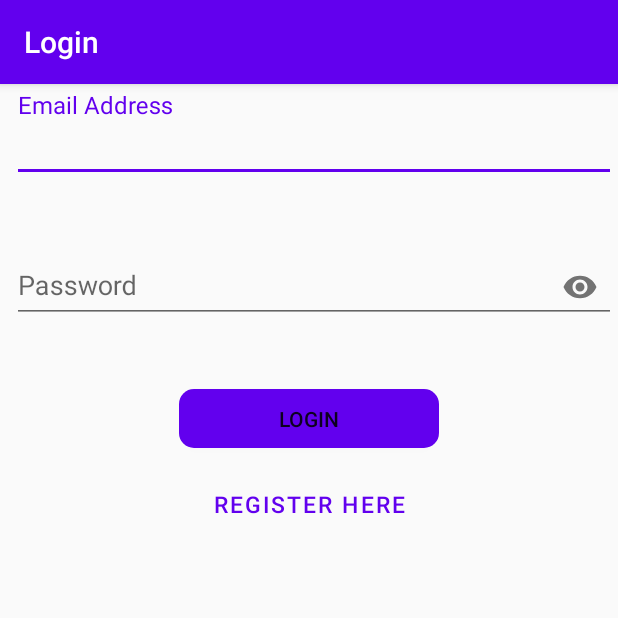
After one commit to anusri304/essentials, an Android app: the LoginActivity screen opened directly, with no data from a screen before it, on a phone screen of 412 x 824 dp, the top half of it. The commit adds this screen. Run offline under Robolectric (Android 15) with nearby library versions, the phone set to English and light mode, and no system bars; our stand-ins replace data binding.

Commit message:
commit for login activity

```diff
--- a/app/build.gradle
+++ b/app/build.gradle
@@ -39,7 +39,7 @@ dependencies {
     implementation 'com.squareup.retrofit2:converter-gson:2.1.0'
     implementation 'androidx.constraintlayout:constraintlayout:1.1.3'
     implementation 'com.squareup.okhttp3:logging-interceptor:4.7.2'
-    implementation 'com.google.android.material:material:1.0.0'
+    implementation 'com.google.android.material:material:1.1.0'
     testImplementation 'junit:junit:4.12'
     androidTestImplementation 'androidx.test.ext:junit:1.1.1'
     androidTestImplementation 'androidx.test.espresso:espresso-core:3.2.0'
--- a/app/src/main/AndroidManifest.xml
+++ b/app/src/main/AndroidManifest.xml
@@ -1,6 +1,9 @@
 <?xml version="1.0" encoding="utf-8"?>
 <manifest xmlns:android="http://schemas.android.com/apk/res/android"
     package="com.example.essentials">
+
+    <uses-permission android:name="android.permission.ACCESS_NETWORK_STATE" />
+    <uses-permission android:name="android.permission.ACCESS_NETWORK_STATE" />
     <uses-permission android:name="android.permission.INTERNET" />
     <application
         android:allowBackup="true"
@@ -10,13 +13,14 @@
         android:roundIcon="@mipmap/ic_launcher_round"
         android:supportsRtl="true"
         android:theme="@style/AppTheme">
-        <activity android:name=".RegisterActivity">
+        <activity android:name=".activity.RegisterActivity" >
             <intent-filter>
                 <action android:name="android.intent.action.MAIN" />
 
                 <category android:name="android.intent.category.LAUNCHER" />
             </intent-filter>
         </activity>
+        <activity android:name=".activity.LoginActivity"/>
     </application>
 
 </manifest>
--- /dev/null
+++ b/app/src/main/java/com/example/essentials/activity/LoginActivity.java
@@ -0,0 +1,103 @@
+package com.example.essentials.activity;
+
+import android.content.Intent;
+import android.os.Bundle;
+import android.text.Editable;
+import android.text.TextWatcher;
+import android.view.View;
+
+import androidx.appcompat.app.AppCompatActivity;
+import androidx.appcompat.widget.AppCompatButton;
+import androidx.databinding.DataBindingUtil;
+
+import com.example.essentials.R;
+import com.example.essentials.databinding.ActivityLoginBinding;
+import com.example.essentials.utils.ApplicationConstants;
+import com.example.essentials.utils.EssentialsUtils;
+import com.example.essentials.utils.NetworkUtils;
+
+import retrofit2.Retrofit;
+
+public class LoginActivity extends AppCompatActivity {
+
+    private static final String TAG = "Login Activity";
+    private static Retrofit retrofit = null;
+    ActivityLoginBinding activityLoginBinding;
+
+    @Override
+    protected void onCreate(Bundle savedInstanceState) {
+        super.onCreate(savedInstanceState);
+        setTitle(getString(R.string.login_title));
+        if (!NetworkUtils.isNetworkConnected(this)) {
+            EssentialsUtils.showAlertDialog(LoginActivity.this);
+        } else {
+            activityLoginBinding = DataBindingUtil.setContentView(this, R.layout.activity_login);
+            initLayout();
+        }
+
+    }
+
+    private void initLayout() {
+        activityLoginBinding.loginButton.setOnClickListener(new View.OnClickListener() {
+            @Override
+            public void onClick(View view) {
+                //TODO: check if this works
+                // finish();
+            }
+        });
+
+        activityLoginBinding.registerHereTextButton.setOnClickListener(new View.OnClickListener() {
+            @Override
+            public void onClick(View view) {
+                Intent intent = new Intent(LoginActivity.this, RegisterActivity.class);
+                startActivity(intent);
+
+            }
+        });
+
+        activityLoginBinding.editTextEmailAddress.addTextChangedListener(new TextWatcher() {
+            @Override
+            public void beforeTextChanged(CharSequence s, int start, int count, int after) {
+
+            }
+
+            @Override
+            public void onTextChanged(CharSequence s, int start, int before, int count) {
+
+            }
+
+            @Override
+            public void afterTextChanged(Editable s) {
+                if (s.length() == 0)
+                    activityLoginBinding.textInputLayoutEmailAdds.setError(ApplicationConstants.EMAIL_ADDRESS_ERROR_MESSAGE);
+                else if (!EssentialsUtils.isValidEmail(s.toString())) {
+                    activityLoginBinding.textInputLayoutEmailAdds.setError(ApplicationConstants.EMAIL_ADDRESS_FORMAT_ERROR_MESSAGE);
+                } else
+                    activityLoginBinding.textInputLayoutEmailAdds.setError(null);
+
+            }
+        });
+
+        activityLoginBinding.editTextPassword.addTextChangedListener(new TextWatcher() {
+            @Override
+            public void beforeTextChanged(CharSequence s, int start, int count, int after) {
+
+            }
+
+            @Override
+            public void onTextChanged(CharSequence s, int start, int before, int count) {
+
+            }
+
+            @Override
+            public void afterTextChanged(Editable s) {
+                if (s.length() == 0)
+                    activityLoginBinding.textInputLayoutPassword.setError(ApplicationConstants.PASSWORD_ERROR_MESSAGE);
+                else
+                    activityLoginBinding.textInputLayoutPassword.setError(null);
+
+            }
+        });
+
+    }
+}
--- /dev/null
+++ b/app/src/main/java/com/example/essentials/utils/NetworkUtils.java
@@ -0,0 +1,20 @@
+package com.example.essentials.utils;
+
+import android.content.Context;
+import android.net.ConnectivityManager;
+import android.net.Network;
+import android.net.NetworkCapabilities;
+
+import java.util.Objects;
+
+public class NetworkUtils {
+    public static boolean isNetworkConnected(Context context) {
+        final ConnectivityManager cm = (ConnectivityManager) context.getSystemService(Context.CONNECTIVITY_SERVICE);
+        final Network n = Objects.requireNonNull(cm).getActiveNetwork();
+        if (n != null) {
+            final NetworkCapabilities nc = cm.getNetworkCapabilities(n);
+            return (Objects.requireNonNull(nc).hasTransport(NetworkCapabilities.TRANSPORT_CELLULAR) || nc.hasTransport(NetworkCapabilities.TRANSPORT_WIFI));
+        }
+        return false;
+    }
+}
--- /dev/null
+++ b/app/src/main/res/layout/activity_login.xml
@@ -0,0 +1,94 @@
+<layout xmlns:android="http://schemas.android.com/apk/res/android"
+    xmlns:app="http://schemas.android.com/apk/res-auto"
+    xmlns:tools="http://schemas.android.com/tools">
+
+    <androidx.coordinatorlayout.widget.CoordinatorLayout
+        android:id="@+id/coordinatorLayout"
+        android:layout_width="match_parent"
+        android:layout_height="match_parent"
+        tools:context=".activity.MovieActivity"
+        tools:ignore="Overdraw">
+
+        <androidx.constraintlayout.widget.ConstraintLayout
+            android:layout_width="match_parent"
+            android:layout_height="match_parent">
+
+            <com.google.android.material.textfield.TextInputLayout
+                android:id="@+id/textInputLayoutEmailAdds"
+                android:layout_width="0dp"
+                android:layout_height="wrap_content"
+                android:layout_marginStart="@dimen/margin_start"
+                android:layout_marginTop="@dimen/margin_top"
+                android:layout_marginEnd="1dp"
+                app:errorEnabled="true"
+                app:errorTextAppearance="@style/ErrorText"
+                app:hintTextAppearance="@style/hintText"
+                app:layout_constraintEnd_toEndOf="parent"
+                app:layout_constraintStart_toStartOf="parent"
+                app:layout_constraintTop_toTopOf="parent"
+                android:theme="@style/textLayoutStyle">
+
+                <com.google.android.material.textfield.TextInputEditText
+                    android:id="@+id/editTextEmailAddress"
+                    android:layout_width="match_parent"
+                    android:layout_height="wrap_content"
+                    android:hint="@string/customer_email_address"
+                    android:inputType="textEmailAddress" />
+
+            </com.google.android.material.textfield.TextInputLayout>
+
+
+            <com.google.android.material.textfield.TextInputLayout
+                android:id="@+id/textInputLayoutPassword"
+                android:layout_width="0dp"
+                android:layout_height="wrap_content"
+                android:layout_marginStart="@dimen/margin_start"
+                android:layout_marginTop="@dimen/margin_top"
+                android:layout_marginEnd="1dp"
+                app:errorEnabled="true"
+                app:errorTextAppearance="@style/ErrorText"
+                app:hintTextAppearance="@style/hintText"
+                app:layout_constraintEnd_toEndOf="parent"
+                app:layout_constraintStart_toStartOf="parent"
+                app:layout_constraintTop_toBottomOf="@+id/textInputLayoutEmailAdds"
+                app:passwordToggleEnabled="true"
+                android:theme="@style/textLayoutStyle">
+
+                <com.google.android.material.textfield.TextInputEditText
+                    android:id="@+id/editTextPassword"
+                    android:layout_width="match_parent"
+                    android:layout_height="wrap_content"
+                    android:hint="@string/customer_password"
+                    android:inputType="textPassword" />
+
+            </com.google.android.material.textfield.TextInputLayout>
+
+            <Button
+                android:id="@+id/loginButton"
+                android:layout_width="173dp"
+                android:layout_height="39dp"
+                android:layout_marginStart="130dp"
+                android:layout_marginTop="18dp"
+                android:layout_marginEnd="130dp"
+                android:background="@drawable/register_button_bg"
+                android:text="@string/login"
+                app:layout_constraintEnd_toEndOf="parent"
+                app:layout_constraintStart_toStartOf="parent"
+                app:layout_constraintTop_toBottomOf="@+id/textInputLayoutPassword" />
+
+            <Button
+                android:id="@+id/registerHereTextButton"
+                style="@style/Widget.MaterialComponents.Button.TextButton"
+                android:layout_width="276dp"
+                android:layout_height="39dp"
+                android:layout_marginTop="18dp"
+                android:text="@string/register_here"
+                android:textSize="15dp"
+                android:textColor="@color/colorPrimary"
+                app:layout_constraintEnd_toEndOf="parent"
+                app:layout_constraintStart_toStartOf="parent"
+                app:layout_constraintTop_toBottomOf="@+id/loginButton" />
+
+        </androidx.constraintlayout.widget.ConstraintLayout>
+    </androidx.coordinatorlayout.widget.CoordinatorLayout>
+</layout>
--- a/app/src/main/res/layout/activity_main.xml
+++ b/app/src/main/res/layout/activity_main.xml
@@ -4,7 +4,7 @@
     xmlns:tools="http://schemas.android.com/tools"
     android:layout_width="match_parent"
     android:layout_height="match_parent"
-    tools:context=".RegisterActivity">
+    tools:context=".activity.RegisterActivity">
 
     <TextView
         android:layout_width="wrap_content"
--- a/app/src/main/res/values/strings.xml
+++ b/app/src/main/res/values/strings.xml
@@ -1,11 +1,15 @@
 <resources>
     <string name="app_name">essentials</string>
-    <string name="customer_last_name">LAST NAME</string>
-    <string name="customer_email_address">EMAIL</string>
-    <string name="customer_mobile_no">MOBILE NO</string>
-    <string name="customer_password">PASSWORD</string>
-    <string name="customer_confirm_password">CONFIRM PASSWORD</string>
-    <string name="register">Register</string>
-    <string name="customer_firstName">FIRST NAME</string>
-    <string name="customer_first_name">FIRST NAME</string>
+    <string name="customer_last_name">Last Name</string>
+    <string name="customer_email_address">Email Address</string>
+    <string name="customer_mobile_no">Mobile Number</string>
+    <string name="customer_password">Password</string>
+    <string name="customer_confirm_password">Confirm Password</string>
+    <string name="register">REGISTER</string>
+    <string name="register_title">Register</string>
+    <string name="customer_firstName">First Name</string>
+    <string name="login">LOGIN</string>
+    <string name="login_title">Login</string>
+    <string name="register_here">Register Here</string>
+    <string name="customer_first_name">First Name</string>
 </resources>
--- a/app/src/main/res/values/styles.xml
+++ b/app/src/main/res/values/styles.xml
@@ -22,4 +22,8 @@
         <item name="colorAccent">@color/colorPrimary</item>
     </style>
 
+    <style name="AlertDialogTheme" parent="Theme.AppCompat.Light.Dialog.Alert">
+        <item name="colorAccent">@color/colorPrimary</item>
+    </style>
+
 </resources>
```
Also changed, not shown: app/src/main/java/com/example/essentials/activity/RegisterActivity.java (renamed from app/src/main/java/com/example/essentials/RegisterActivity.java, +31 -39 lines), app/src/main/java/com/example/essentials/utils/ApplicationConstants.java (+9 -6 lines), app/src/main/java/com/example/essentials/utils/EssentialsUtils.java (added, +40 -0 lines), app/src/main/res/layout/activity_register.xml (+9 -9 lines), app/src/main/res/drawable/ic_arrow_back.png (added).
